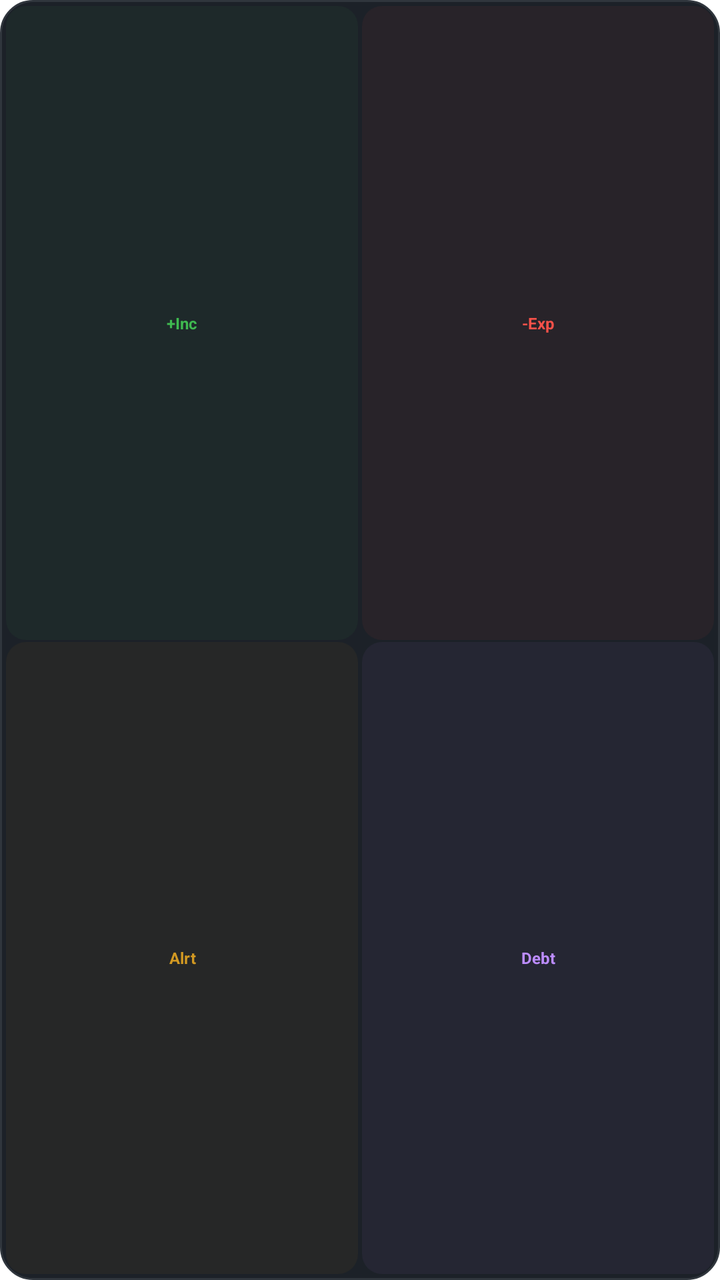
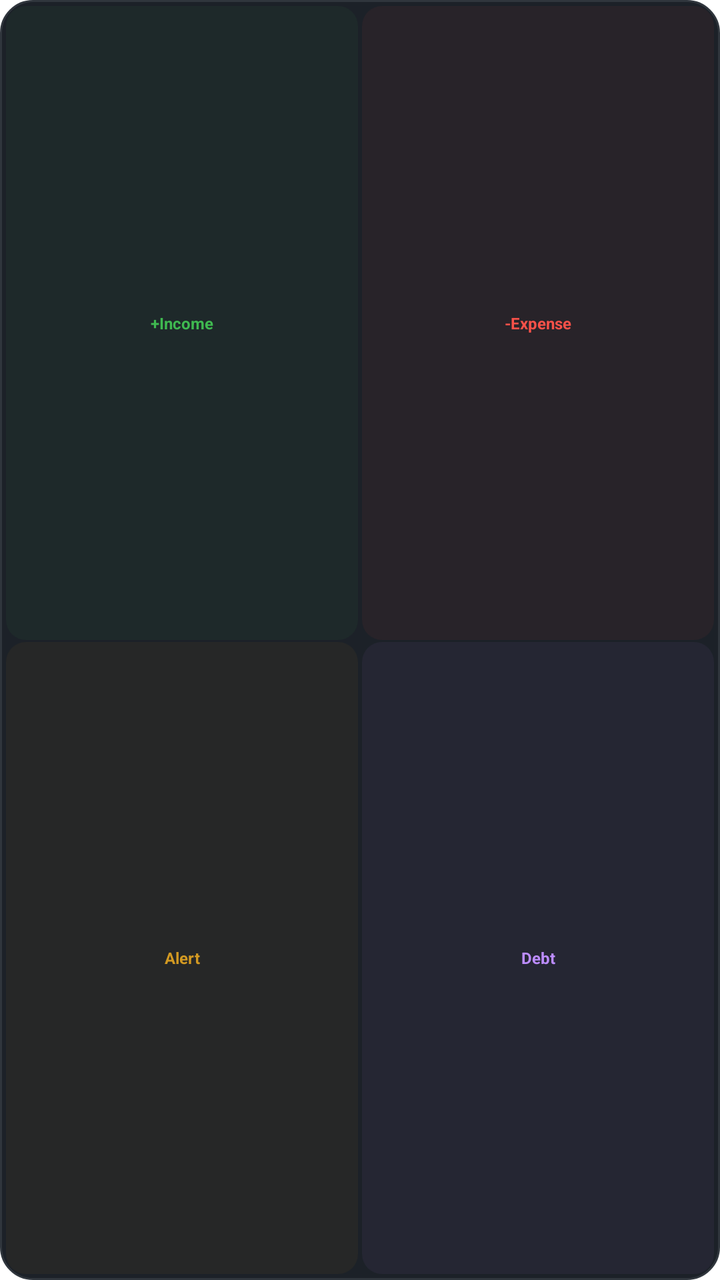

An Android layout rendered at two revisions. The XML below is the earlier revision; the diff shows what the commit changed to produce the second picture.
<!-- AndroidManifest.xml: fallback theme Theme.MaterialComponents.DayNight.NoActionBar -->
<!-- res/layout/widget_quick_actions.xml -->
<?xml version="1.0" encoding="utf-8"?>
<LinearLayout xmlns:android="http://schemas.android.com/apk/res/android"
    android:layout_width="match_parent"
    android:layout_height="match_parent"
    android:orientation="vertical"
    android:padding="3dp"
    android:background="@drawable/widget_background">

    <LinearLayout
        android:layout_width="match_parent"
        android:layout_height="0dp"
        android:layout_weight="1"
        android:orientation="horizontal">

        <TextView
            android:id="@+id/btn_add_income"
            android:layout_width="0dp"
            android:layout_height="match_parent"
            android:layout_weight="1"
            android:layout_marginEnd="1dp"
            android:background="@drawable/widget_chip_green"
            android:padding="3dp"
            android:text="+Inc"
            android:textColor="#3FB950"
            android:textSize="8sp"
            android:textStyle="bold"
            android:gravity="center" />

        <TextView
            android:id="@+id/btn_add_expense"
            android:layout_width="0dp"
            android:layout_height="match_parent"
            android:layout_weight="1"
            android:layout_marginStart="1dp"
            android:background="@drawable/widget_chip_red"
            android:padding="3dp"
            android:text="-Exp"
            android:textColor="#F85149"
            android:textSize="8sp"
            android:textStyle="bold"
            android:gravity="center" />

    </LinearLayout>

    <LinearLayout
        android:layout_width="match_parent"
        android:layout_height="0dp"
        android:layout_weight="1"
        android:orientation="horizontal">

        <TextView
            android:id="@+id/btn_add_alert"
            android:layout_width="0dp"
            android:layout_height="match_parent"
            android:layout_weight="1"
            android:layout_marginEnd="1dp"
            android:layout_marginTop="1dp"
            android:background="@drawable/widget_chip_orange"
            android:padding="3dp"
            android:text="Alrt"
            android:textColor="#D29922"
            android:textSize="8sp"
            android:textStyle="bold"
            android:gravity="center" />

        <TextView
            android:id="@+id/btn_add_debt"
            android:layout_width="0dp"
            android:layout_height="match_parent"
            android:layout_weight="1"
            android:layout_marginStart="1dp"
            android:layout_marginTop="1dp"
            android:background="@drawable/widget_chip_purple"
            android:padding="3dp"
            android:text="Debt"
            android:textColor="#BC8CFF"
            android:textSize="8sp"
            android:textStyle="bold"
            android:gravity="center" />

    </LinearLayout>

</LinearLayout>
<!-- resources referenced by this layout -->
<resources>
  <!-- drawable widget_background (drawable) -->
  <?xml version="1.0" encoding="utf-8"?>
  <shape xmlns:android="http://schemas.android.com/apk/res/android"
      android:shape="rectangle">
      <solid android:color="#1C2128" />
      <corners android:radius="16dp" />
      <stroke android:width="1dp" android:color="#30363D" />
  </shape>
  <!-- drawable widget_chip_green (drawable) -->
  <?xml version="1.0" encoding="utf-8"?>
  <shape xmlns:android="http://schemas.android.com/apk/res/android" android:shape="rectangle">
      <solid android:color="#0D3FB950" />
      <corners android:radius="10dp" />
  </shape>
  <!-- drawable widget_chip_orange (drawable) -->
  <?xml version="1.0" encoding="utf-8"?>
  <shape xmlns:android="http://schemas.android.com/apk/res/android" android:shape="rectangle">
      <solid android:color="#0DD29922" />
      <corners android:radius="10dp" />
  </shape>
  <!-- drawable widget_chip_purple (drawable) -->
  <?xml version="1.0" encoding="utf-8"?>
  <shape xmlns:android="http://schemas.android.com/apk/res/android" android:shape="rectangle">
      <solid android:color="#0DBC8CFF" />
      <corners android:radius="10dp" />
  </shape>
  <!-- drawable widget_chip_red (drawable) -->
  <?xml version="1.0" encoding="utf-8"?>
  <shape xmlns:android="http://schemas.android.com/apk/res/android" android:shape="rectangle">
      <solid android:color="#0DF85149" />
      <corners android:radius="10dp" />
  </shape>
</resources>

<!-- the commit's change to res/layout/widget_quick_actions.xml (unified diff, before → after) -->
@@ -20,7 +20,7 @@
             android:layout_marginEnd="1dp"
             android:background="@drawable/widget_chip_green"
             android:padding="3dp"
-            android:text="+Inc"
+            android:text="+Income"
             android:textColor="#3FB950"
             android:textSize="8sp"
             android:textStyle="bold"
@@ -34,7 +34,7 @@
             android:layout_marginStart="1dp"
             android:background="@drawable/widget_chip_red"
             android:padding="3dp"
-            android:text="-Exp"
+            android:text="-Expense"
             android:textColor="#F85149"
             android:textSize="8sp"
             android:textStyle="bold"
@@ -57,7 +57,7 @@
             android:layout_marginTop="1dp"
             android:background="@drawable/widget_chip_orange"
             android:padding="3dp"
-            android:text="Alrt"
+            android:text="Alert"
             android:textColor="#D29922"
             android:textSize="8sp"
             android:textStyle="bold"
